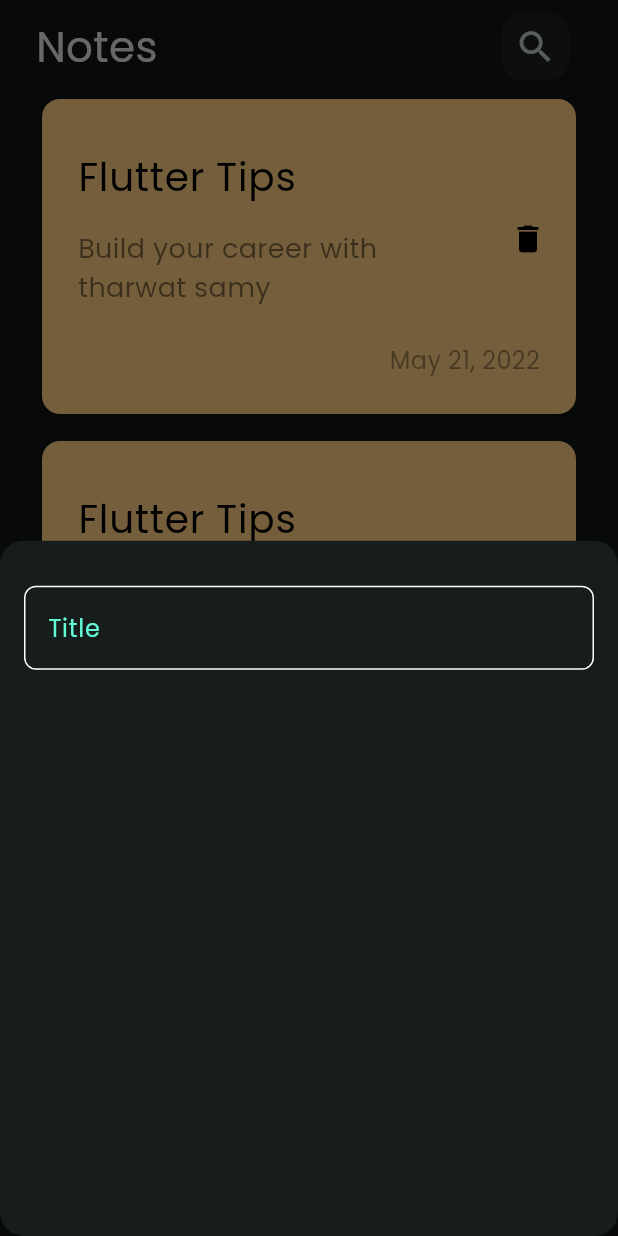
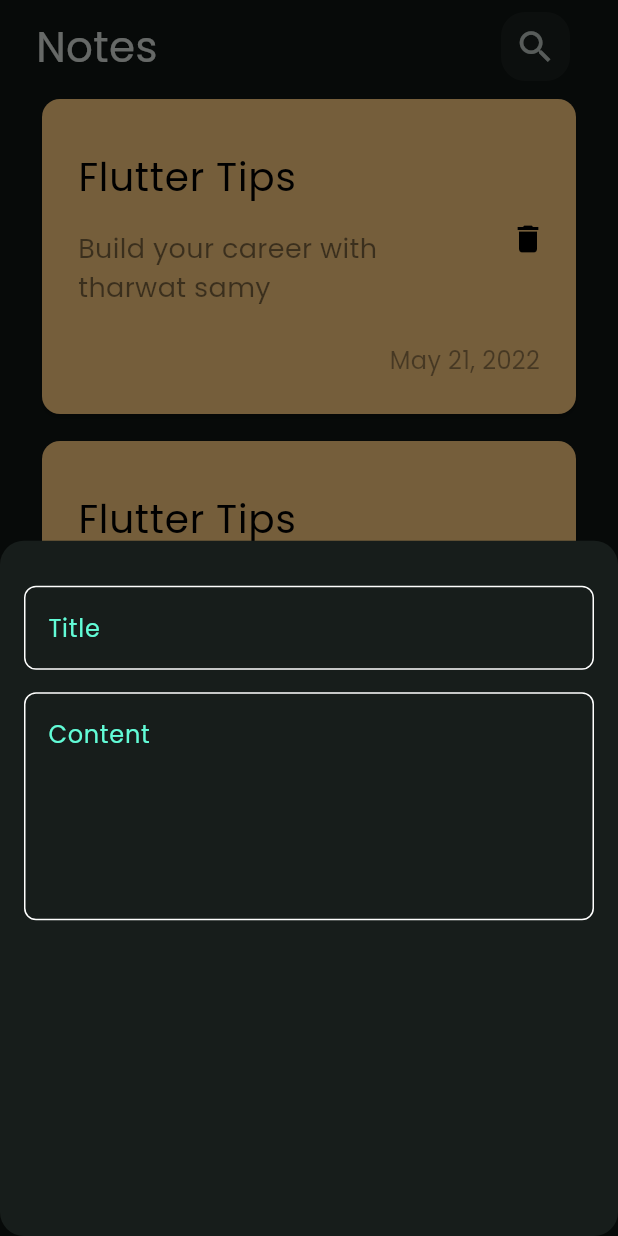
Before and after one commit to Kerofarah21/notes_app, a Flutter app: the screen it shows after launch, after a tap on the "add" icon, on a phone screen of 412 x 824 dp. Run offline on Flutter 3.47's test engine with Material 3 defaults, Android fonts, the phone set to English and light mode, and no system bars.

Commit message:
build text fields of add note bottom sheet

```diff
--- a/lib/views/widgets/add_note_bottom_sheet.dart
+++ b/lib/views/widgets/add_note_bottom_sheet.dart
@@ -6,12 +6,17 @@ import 'custom_text_field.dart';
 class AddNoteBottomSheet extends StatelessWidget {
   AddNoteBottomSheet({super.key});
 
+  final GlobalKey<FormState> formKey = GlobalKey<FormState>();
+
   final TextEditingController titleController = TextEditingController();
+  final TextEditingController contentController = TextEditingController();
 
   @override
   Widget build(BuildContext context) {
     return Padding(
       padding: const EdgeInsets.symmetric(horizontal: 16),
+      child: Form(
+        key: formKey,
         child: Column(
           children: [
             const SizedBox(
@@ -22,10 +27,23 @@ class AddNoteBottomSheet extends StatelessWidget {
               hintColor: kPrimaryColor,
               cursorColor: kPrimaryColor,
               keyboardType: TextInputType.text,
-            textInputAction: TextInputAction.done,
+              textInputAction: TextInputAction.next,
               controller: titleController,
             ),
+            const SizedBox(
+              height: 15,
+            ),
+            CustomTextField(
+              hintText: 'Content',
+              hintColor: kPrimaryColor,
+              cursorColor: kPrimaryColor,
+              maxLines: 5,
+              keyboardType: TextInputType.text,
+              textInputAction: TextInputAction.done,
+              controller: contentController,
+            ),
           ],
+        ),
       ),
     );
   }
--- a/lib/views/widgets/custom_text_field.dart
+++ b/lib/views/widgets/custom_text_field.dart
@@ -7,6 +7,7 @@ class CustomTextField extends StatelessWidget {
     super.key,
     required this.hintText,
     this.hintColor,
+    this.maxLines,
     this.border,
     this.enabledBorder,
     this.focusedBorder,
@@ -23,6 +24,7 @@ class CustomTextField extends StatelessWidget {
 
   final String hintText;
   final Color? hintColor;
+  final int? maxLines;
   final InputBorder? border;
   final InputBorder? enabledBorder;
   final InputBorder? focusedBorder;
@@ -52,6 +54,7 @@ class CustomTextField extends StatelessWidget {
       style: TextStyle(
         color: textColor,
       ),
+      maxLines: maxLines ?? 1,
       keyboardType: keyboardType,
       textInputAction: textInputAction,
       obscureText: obscure ?? false,
```
Lines whose indentation alone changed are shown as unchanged.
